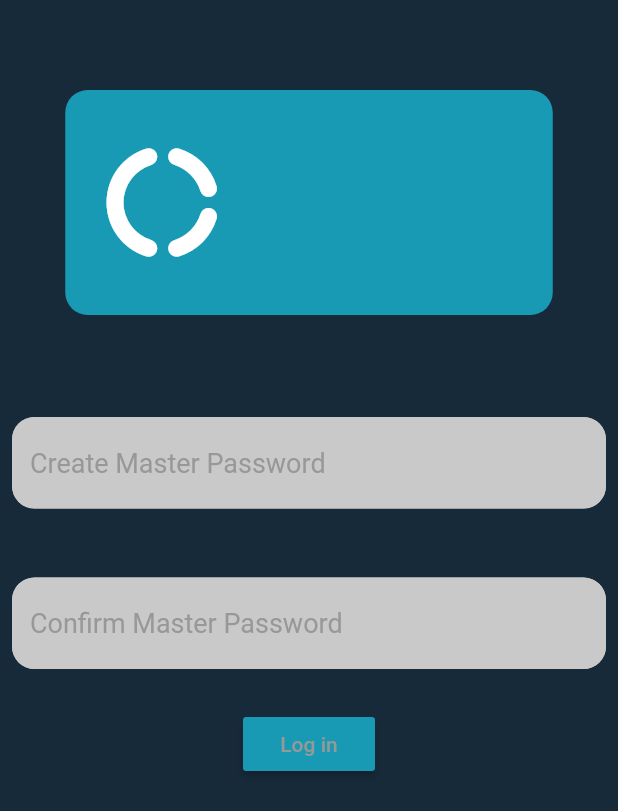
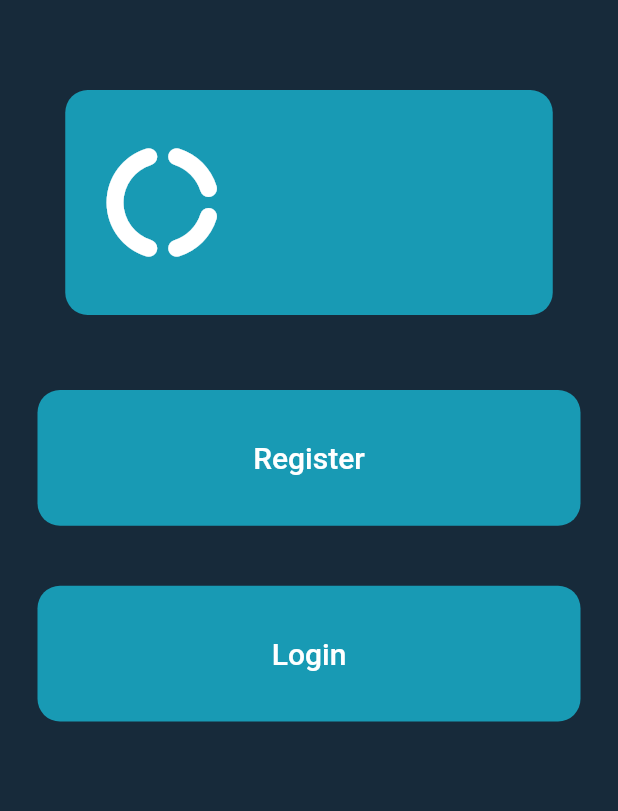
Before and after one commit to kevin-gonzalez16/TrueVault, a Flutter app: the screen it shows after launch, on a phone screen of 412 x 824 dp. Shown: the top 811 px of the screen. Run offline on Flutter 3.47's test engine with Material 2 defaults, Android fonts, the phone set to English and light mode, and no system bars.

Commit message:
Implemented the landing screen

```diff
--- a/lib/generated_plugin_registrant.dart
+++ /dev/null
@@ -1,17 +0,0 @@
-//
-// Generated file. Do not edit.
-//
-
-// ignore_for_file: directives_ordering
-// ignore_for_file: lines_longer_than_80_chars
-// ignore_for_file: depend_on_referenced_packages
-
-import 'package:shared_preferences_web/shared_preferences_web.dart';
-
-import 'package:flutter_web_plugins/flutter_web_plugins.dart';
-
-// ignore: public_member_api_docs
-void registerPlugins(Registrar registrar) {
-  SharedPreferencesPlugin.registerWith(registrar);
-  registrar.registerMessageHandler();
-}
--- /dev/null
+++ b/lib/screens/landing_screen.dart
@@ -0,0 +1,99 @@
+import 'package:flutter/material.dart';
+import 'package:true_vault/screens/register_screen.dart';
+import 'package:true_vault/screens/login_screen.dart';
+
+
+class LandingScreen extends StatefulWidget {
+  const LandingScreen({Key? key}) : super(key: key);
+
+  @override
+  State<LandingScreen> createState() => _LandingScreenState();
+}
+
+class _LandingScreenState extends State<LandingScreen> {
+  @override
+  Widget build(BuildContext context) {
+    return Scaffold(
+        resizeToAvoidBottomInset: false, // set it to false
+        backgroundColor: const Color.fromRGBO(23, 42, 58, 1.0),
+        body: Center(
+            child: Column(
+              children: [
+                Container(
+                  height: 60.0,
+                ),
+                Container(
+                    width: 325.0,
+                    height: 150.0,
+                    decoration: const BoxDecoration(
+                      borderRadius: BorderRadius.all(Radius.circular(15)),
+                      color: Color(0xff189AB4),
+                    ),
+                    child: Align(
+                        alignment: Alignment.centerLeft,
+                        child: Row(
+                          children: [
+                            Container(
+                              width: 20.0,
+                            ),
+                            const Icon(
+                              Icons.donut_large_rounded,
+                              color: Colors.white,
+                              size: 90.0,
+                            ),
+                          ],
+                        )
+                    )
+                ),
+
+                Padding(
+                  padding: const EdgeInsets.fromLTRB(25,50,25,5),
+                  child: AspectRatio(
+                      aspectRatio: 8/2,
+                      child:TextButton(
+                        key: const Key("landingScreenRegisterButton"),
+                        onPressed: ()=>{
+                          Navigator.push(context,
+                              MaterialPageRoute(builder: (context) => const RegisterScreen()))
+                        },
+                        child: const Text("Register",
+                            style: TextStyle(fontSize: 20),
+                        ),
+                        style: TextButton.styleFrom(
+                          primary: Colors.white,
+                          backgroundColor: const Color(0xff189AB4),
+                          shape: const RoundedRectangleBorder(
+                              borderRadius: BorderRadius.all(Radius.circular(15))
+                          ),
+                        ),
+                      )
+                  ),
+                ),
+
+                Padding(
+                  padding: const EdgeInsets.fromLTRB(25,35,25,5),
+                  child: AspectRatio(
+                    aspectRatio: 8/2,
+                    child:TextButton(
+                      onPressed: ()=>{
+                        Navigator.push(context,
+                            MaterialPageRoute(builder: (context) => const LoginScreen()))
+                      },
+                      child: const Text("Login",
+                        style: TextStyle(fontSize: 20),
+                      ),
+                      style: TextButton.styleFrom(
+                        primary: Colors.white,
+                        backgroundColor: const Color(0xff189AB4),
+                        shape: const RoundedRectangleBorder(
+                            borderRadius: BorderRadius.all(Radius.circular(15))
+                        ),
+                      ),
+                    )
+                  ),
+                ),
+
+              ],
+            )));
+  }
+}
--- a/lib/screens/splash_screen.dart
+++ b/lib/screens/splash_screen.dart
@@ -1,9 +1,9 @@
 import 'package:flutter/material.dart';
+import 'package:true_vault/screens/landing_screen.dart';
 import 'package:true_vault/screens/login_screen.dart';
 import 'package:true_vault/screens/register_screen.dart';
 import 'dart:async';
 import 'package:true_vault/screens/main_screen.dart';
-import 'package:shared_preferences/shared_preferences.dart';
 
 class SplashScreen extends StatefulWidget {
   @override
@@ -22,18 +22,11 @@ class _SplashScreenState extends State<SplashScreen> {
     return Timer(duration, navigateToDeviceScreen);
   }
 
-  navigateToDeviceScreen () async{
-    SharedPreferences prefs = await SharedPreferences.getInstance();
-    bool? firstTime = prefs.getBool('first_time');
-    if(firstTime != null && !firstTime){//not the users first time
+  navigateToDeviceScreen (){
       Navigator.pushReplacement(
-          context, MaterialPageRoute(builder: (context) => LoginScreen()));
-    }
-    else{ //users first time
-      prefs.setBool('first_time', false);
-      Navigator.pushReplacement(
-          context, MaterialPageRoute(builder: (context) => RegisterScreen()));
-    }
+          context, MaterialPageRoute(builder: (context) => LandingScreen()));
+
+
   }
 
   @override
--- a/pubspec.yaml
+++ b/pubspec.yaml
@@ -35,7 +35,6 @@ dependencies:
   # The following adds the Cupertino Icons font to your application.
   # Use with the CupertinoIcons class for iOS style icons.
   cupertino_icons: ^1.0.2
-  shared_preferences: ^2.0.15
 
 dev_dependencies:
   flutter_test:
--- a/test_driver/app_test.dart
+++ b/test_driver/app_test.dart
@@ -9,6 +9,8 @@ void main() {
     // be the same as the Strings we used for the Keys.
     final loginScreenButton = find.byValueKey('login-screen-button');
     final loginTextField = find.byValueKey('login-text-field');
+
+    final landingScreenRegisterButton = find.byValueKey("landingScreenRegisterButton");
 
     final registerLoginButton = find.byValueKey('register-screen-button');
 
@@ -63,6 +65,7 @@ void main() {
 
       test('register password works', () async {
         //not actually testing a created password yet
+        await driver.tap(landingScreenRegisterButton);
 
         await driver.tap(registerTextField1);
         await driver.enterText("PASSWORD");
@@ -99,7 +102,7 @@ void main() {
         await driver.tap(createDatabaseButton);
         expect(await driver.getText(newDatabaseButtonText), "New Database");
         await driver.tap(newDatabaseButton);
-        //Testing acutal database creation
+        //Testing actual database creation
         await driver.tap(newDatabaseNameTextField);
         await driver.enterText("New Database Name 2");
         await driver.tap(newDatabaseLocationTextField);
```
Also changed, not shown: 2 other files.
